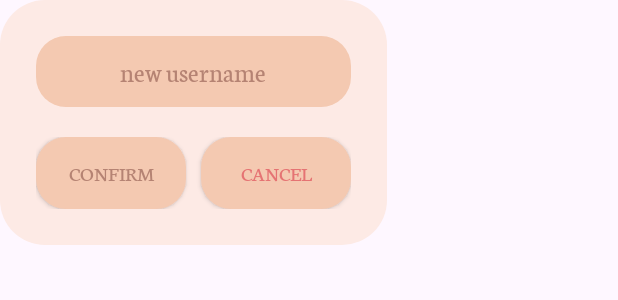
After one commit to BKonopka123/VirtualBookshelf, an Android app: the layout dialog_username_change.xml on its own in the app's theme, with its tools: preview values and no code run, on a phone screen of 412 x 824 dp. The commit adds this screen. Shown: the top 300 px of the screen. Run offline under Robolectric (Android 15) with nearby library versions, the phone set to English and light mode, and no system bars.

Commit message:
User activity creation part 3 - username update

```diff
--- /dev/null
+++ b/app/src/main/res/drawable/rounded_button_background.xml
@@ -0,0 +1,6 @@
+<?xml version="1.0" encoding="utf-8"?>
+<shape xmlns:android="http://schemas.android.com/apk/res/android"
+    android:shape="rectangle">
+    <corners android:radius="20dp" />
+    <solid android:color="#F4C9B1" />
+</shape>
--- /dev/null
+++ b/app/src/main/res/drawable/rounded_dialog_background.xml
@@ -0,0 +1,6 @@
+<?xml version="1.0" encoding="utf-8"?>
+<shape xmlns:android="http://schemas.android.com/apk/res/android"
+    android:shape="rectangle">
+    <corners android:radius="30dp" />
+    <solid android:color="#FDEAE5" />
+</shape>
--- /dev/null
+++ b/app/src/main/res/layout/dialog_username_change.xml
@@ -0,0 +1,59 @@
+<?xml version="1.0" encoding="utf-8"?>
+<LinearLayout xmlns:android="http://schemas.android.com/apk/res/android"
+    xmlns:tools="http://schemas.android.com/tools"
+    android:id="@+id/usernameChangeDialog"
+    android:layout_width="wrap_content"
+    android:layout_height="wrap_content"
+    android:orientation="vertical"
+    android:background="@drawable/rounded_dialog_background"
+    android:gravity="center"
+    android:padding="24dp">
+
+    <EditText
+        android:id="@+id/usernameEditText"
+        android:fontFamily="@font/neuton_regular"
+        android:layout_width="match_parent"
+        android:layout_height="wrap_content"
+        android:layout_marginBottom="20dp"
+        android:autofillHints="@string/new_username"
+        android:background="@drawable/rounded_button_background"
+        android:hint="@string/new_username"
+        android:inputType="text"
+        android:padding="12dp"
+        android:textAlignment="center"
+        android:textColorHint="#B58373"
+        android:textColor="#B58373"
+        tools:ignore="TextContrastCheck" />
+
+    <LinearLayout
+        style="?android:attr/buttonBarStyle"
+        android:layout_width="match_parent"
+        android:layout_height="wrap_content"
+        android:orientation="horizontal"
+        android:gravity="center"
+        android:weightSum="2">
+
+        <androidx.appcompat.widget.AppCompatButton
+            android:id="@+id/usernameConfirmButton"
+            android:fontFamily="@font/neuton_regular"
+            android:background="@drawable/rounded_button_background"
+            android:layout_width="100dp"
+            android:layout_height="wrap_content"
+            android:layout_marginEnd="10dp"
+            android:layout_weight="1"
+            android:text="@string/confirm"
+            android:textColor="#B58373"
+            tools:ignore="TextContrastCheck" />
+
+        <androidx.appcompat.widget.AppCompatButton
+            android:id="@+id/usernameCancelButton"
+            android:fontFamily="@font/neuton_regular"
+            android:background="@drawable/rounded_button_background"
+            android:layout_width="100dp"
+            android:layout_height="wrap_content"
+            android:layout_weight="1"
+            android:text="@string/cancel"
+            android:textColor="#E57373"
+            tools:ignore="TextContrastCheck" />
+    </LinearLayout>
+</LinearLayout>
--- a/app/src/main/res/values/strings.xml
+++ b/app/src/main/res/values/strings.xml
@@ -12,4 +12,7 @@
     <string name="User_currently_book_number">Books currently being read: 0</string>
     <string name="User_queue_book_number">Books in queue: 0</string>
     <string name="User_delete_database">Delete Database</string>
+    <string name="new_username">new username</string>
+    <string name="confirm">Confirm</string>
+    <string name="cancel">Cancel</string>
 </resources>
```
Also changed, not shown: app/src/main/java/com/example/virtualbookshelf/view/UserActivity.java (+12 -2 lines), app/src/main/java/com/example/virtualbookshelf/view/UsernameChangeDialog.java (added, +77 -0 lines).
